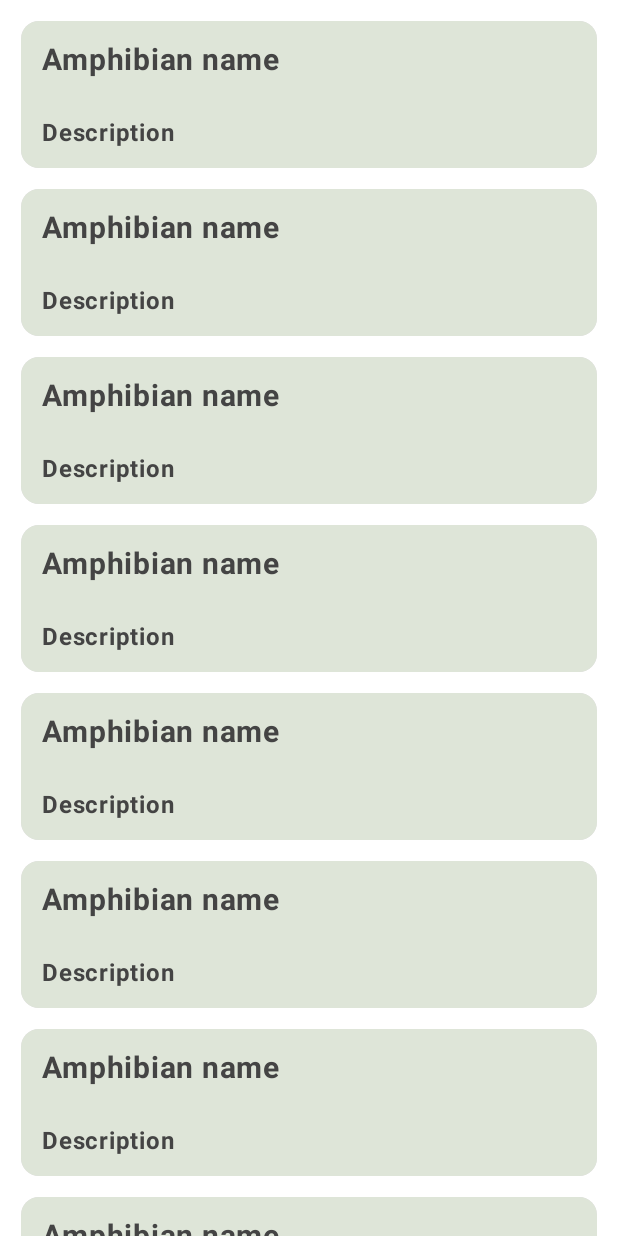
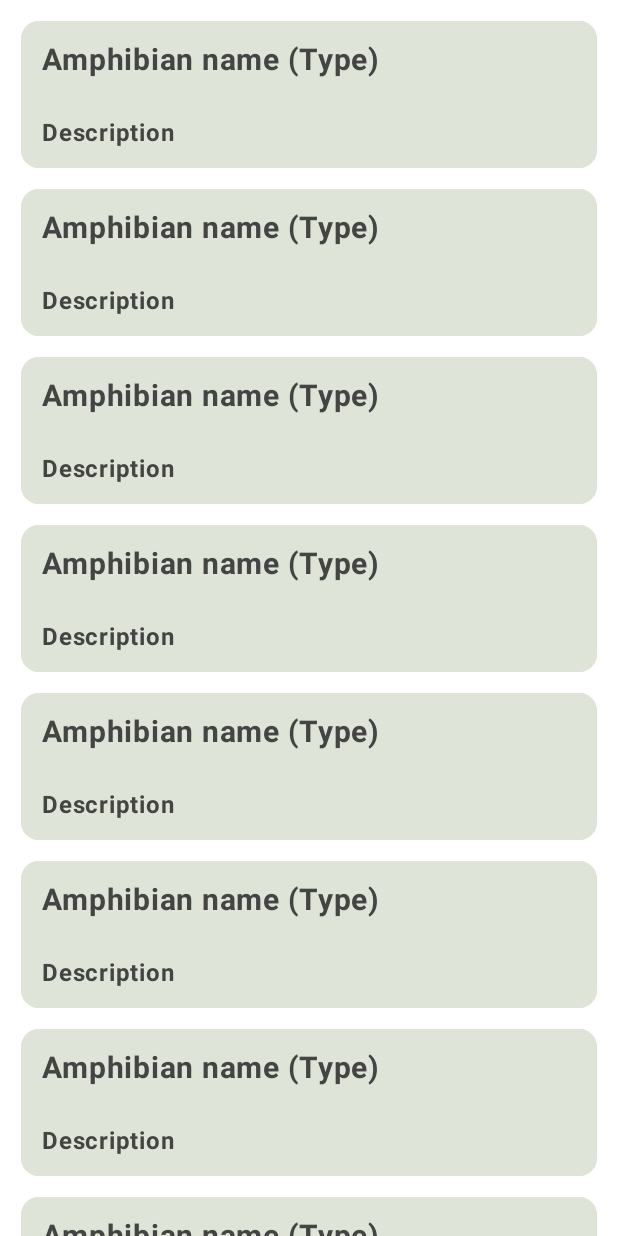
Before and after one commit to alinachroma/Amphibians, an Android app built with Jetpack Compose: the @Preview function AmphibiansAppPreview, on a phone screen of 412 x 824 dp. Run offline under Robolectric (Android 15) with nearby library versions, the phone set to English and light mode, and no system bars; pictures from the network do not load.

Commit message:
added an amphibian type

```diff
--- a/app/src/main/java/com/example/amphibians/ui/items/AmphibianCard.kt
+++ b/app/src/main/java/com/example/amphibians/ui/items/AmphibianCard.kt
@@ -1,7 +1,9 @@
 package com.example.amphibians.ui.items
 
 import androidx.compose.foundation.background
+import androidx.compose.foundation.layout.Arrangement
 import androidx.compose.foundation.layout.Column
+import androidx.compose.foundation.layout.Row
 import androidx.compose.foundation.layout.fillMaxWidth
 import androidx.compose.foundation.layout.padding
 import androidx.compose.material3.Card
@@ -12,7 +14,9 @@ import androidx.compose.ui.Modifier
 import androidx.compose.ui.layout.ContentScale
 import androidx.compose.ui.platform.LocalContext
 import androidx.compose.ui.res.dimensionResource
+import androidx.compose.ui.res.stringResource
 import androidx.compose.ui.text.font.FontWeight
+import androidx.compose.ui.unit.dp
 import coil.compose.AsyncImage
 import coil.request.ImageRequest
 import com.example.amphibians.R
@@ -32,7 +36,11 @@ fun AmphibianCard(
                 .background(MaterialTheme.colorScheme.surface)
         ) {
             Text(
-                text = amphibian.name,
+                text = stringResource(
+                    id = R.string.amphibian_string,
+                    amphibian.name,
+                    amphibian.type
+                ),
                 style = MaterialTheme.typography.bodyLarge,
                 fontWeight = FontWeight.Bold,
                 color = MaterialTheme.colorScheme.onSurface,
--- a/app/src/main/res/values/strings.xml
+++ b/app/src/main/res/values/strings.xml
@@ -2,4 +2,5 @@
     <string name="app_name">Amphibians</string>
     <string name="loading">Loading</string>
     <string name="error">Error</string>
+    <string name="amphibian_string">%s (%s)</string>
 </resources>
```
